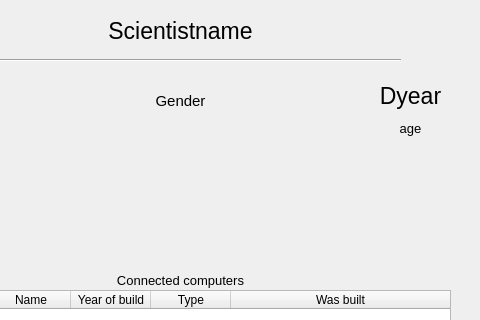
Before: the Qt Designer form viewscientistdialog.ui in gudmundurb/H22, drawn with Qt 5; both pictures show x 120 to 600 and y 0 to 320 of the 600 by 450 pixel window.
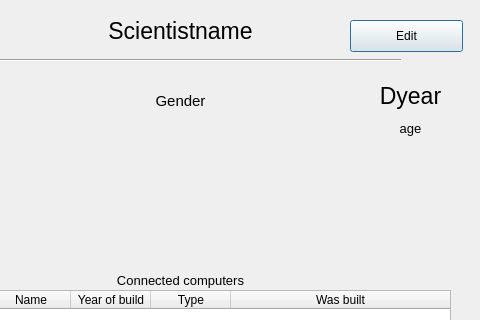
After: the same form once the commit is applied. Icons and pictures are not drawn.

Commit message: edit scientist i repo tilbuid

The edit to the form file:
```diff
--- a/viewscientistdialog.ui
+++ b/viewscientistdialog.ui
@@ -275,6 +275,19 @@
     </property>
    </column>
   </widget>
+  <widget class="QPushButton" name="Edit_button">
+   <property name="geometry">
+    <rect>
+     <x>470</x>
+     <y>20</y>
+     <width>113</width>
+     <height>32</height>
+    </rect>
+   </property>
+   <property name="text">
+    <string>Edit</string>
+   </property>
+  </widget>
  </widget>
  <resources>
   <include location="resources.qrc"/>
```
The commit also changes 7 other files.
